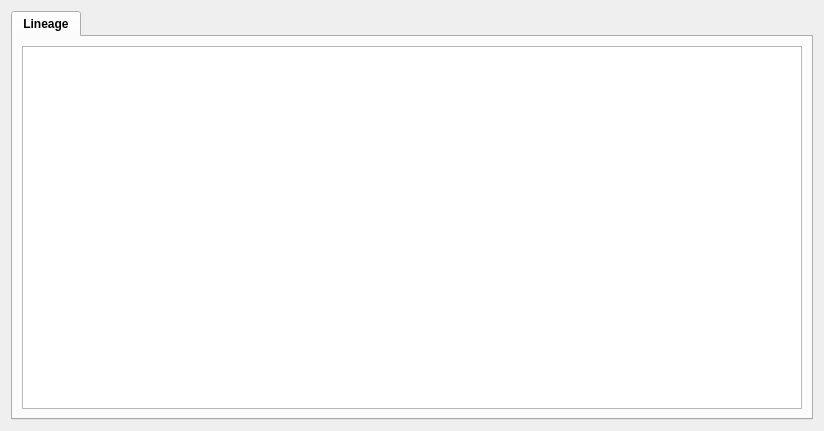
First picture: the form in Code/GUI/lib/Resources/QGoPrintDatabase.ui, repository gofigure2/GoFigure2, before the edit.
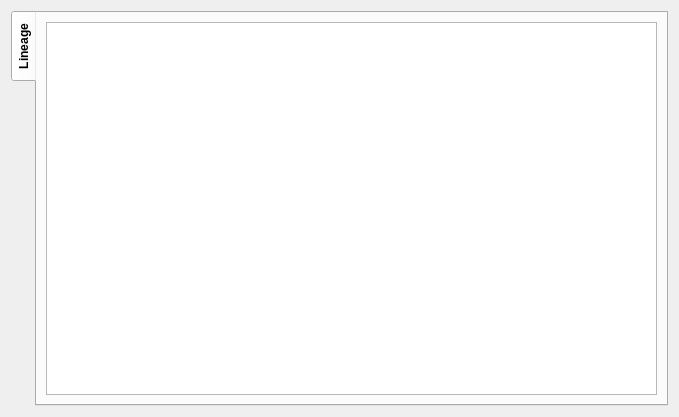
Second picture: the form after the edit.

Commit message: BUG: fix error when loading meshes without points from the database

What changed in the file:
```diff
--- a/Code/GUI/lib/Resources/QGoPrintDatabase.ui
+++ b/Code/GUI/lib/Resources/QGoPrintDatabase.ui
@@ -6,8 +6,8 @@
    <rect>
     <x>0</x>
     <y>0</y>
-    <width>824</width>
-    <height>431</height>
+    <width>679</width>
+    <height>417</height>
    </rect>
   </property>
   <property name="windowTitle">
@@ -30,6 +30,9 @@
        <strikeout>false</strikeout>
       </font>
      </property>
+     <property name="tabPosition">
+      <enum>QTabWidget::West</enum>
+     </property>
      <property name="currentIndex">
       <number>0</number>
      </property>
```
The commit also changes 13 other files.
